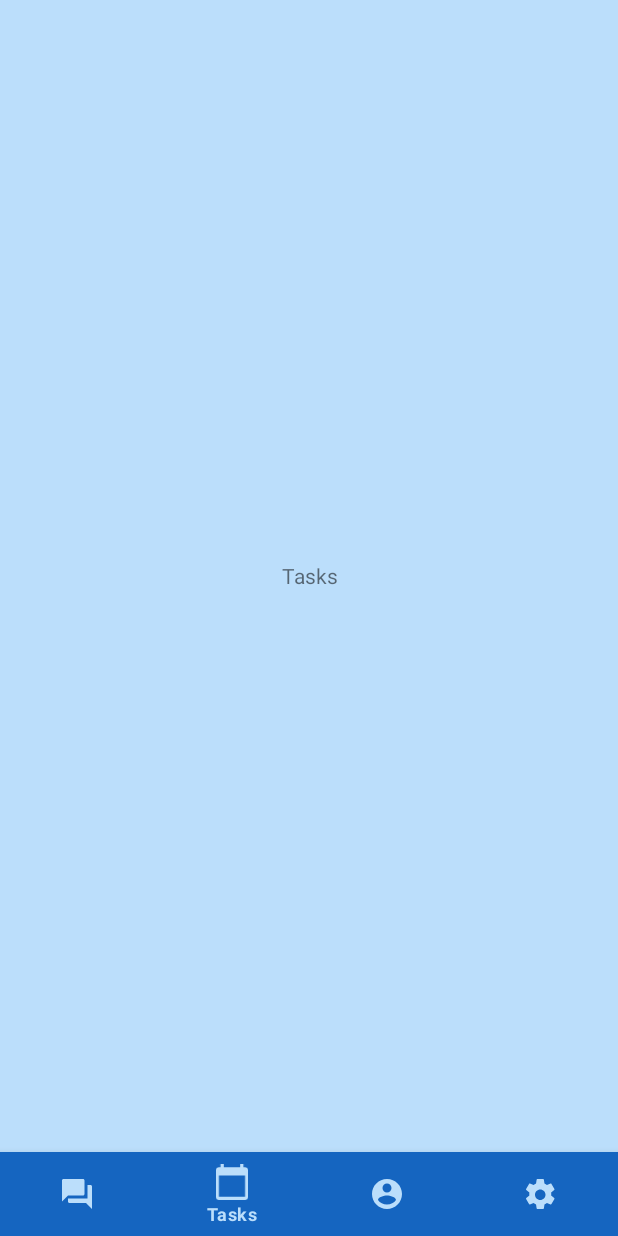
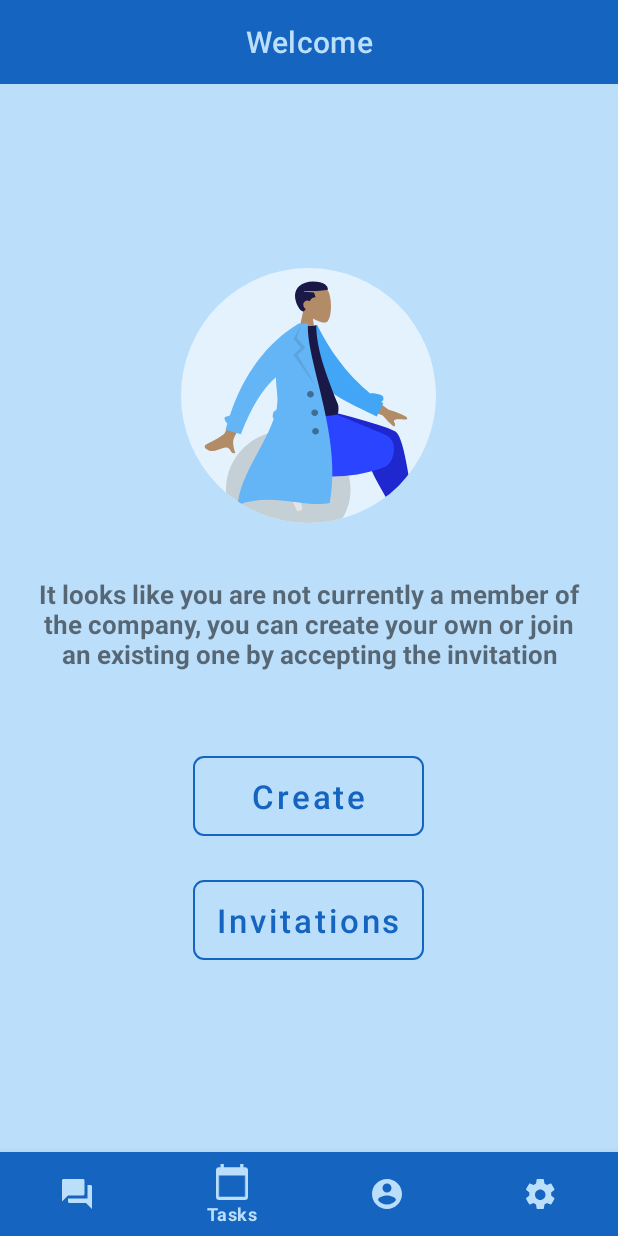
Before and after one commit to TwistRU/WSR_Connect_mobile, an Android app built with Jetpack Compose: the screen it shows after launch (MainActivity), item 2 of the bottom bar chosen, on a phone screen of 412 x 824 dp. Run offline under Robolectric (Android 15) with nearby library versions, the phone set to English and light mode, and no system bars; our stand-ins replace navigation-ui.

Commit message:
Tasks: start screens

```diff
--- /dev/null
+++ b/app/src/main/java/ru/fefu/wsr_connect_mobile/tasks/TasksEmptyFragment.kt
@@ -0,0 +1,23 @@
+package ru.fefu.wsr_connect_mobile.tasks
+
+import android.os.Bundle
+import android.view.View
+import androidx.navigation.fragment.findNavController
+import ru.fefu.wsr_connect_mobile.BaseFragment
+import ru.fefu.wsr_connect_mobile.R
+import ru.fefu.wsr_connect_mobile.databinding.FragmentTasksEmptyBinding
+
+class TasksEmptyFragment : BaseFragment<FragmentTasksEmptyBinding>(R.layout.fragment_tasks_empty) {
+    override fun onViewCreated(view: View, savedInstanceState: Bundle?) {
+        super.onViewCreated(view, savedInstanceState)
+
+        binding.apply {
+            toInvitationsBtn.setOnClickListener {
+                findNavController().navigate(R.id.action_tasksEmptyFragment_to_invitationsFragment)
+            }
+            createCompanyBtn.setOnClickListener {
+                findNavController().navigate(R.id.action_tasksEmptyFragment_to_createCompanyFragment)
+            }
+        }
+    }
+}
--- /dev/null
+++ b/app/src/main/res/layout/fragment_tasks_empty.xml
@@ -0,0 +1,75 @@
+<?xml version="1.0" encoding="utf-8"?>
+<androidx.constraintlayout.widget.ConstraintLayout xmlns:android="http://schemas.android.com/apk/res/android"
+    xmlns:app="http://schemas.android.com/apk/res-auto"
+    xmlns:tools="http://schemas.android.com/tools"
+    android:layout_width="match_parent"
+    android:layout_height="match_parent"
+    tools:context="tasks.TasksEmptyFragment">
+
+    <com.google.android.material.appbar.MaterialToolbar
+        android:id="@+id/toolbar"
+        android:layout_width="match_parent"
+        android:layout_height="wrap_content"
+        android:background="@color/blue_input"
+        app:layout_constraintTop_toTopOf="parent"
+        app:title="@string/welcome"
+        app:titleCentered="true"
+        app:titleTextColor="@color/blue_light" />
+
+    <LinearLayout
+        android:layout_width="match_parent"
+        android:layout_height="wrap_content"
+        android:gravity="center"
+        android:orientation="vertical"
+        app:layout_constraintBottom_toBottomOf="parent"
+        app:layout_constraintTop_toBottomOf="@id/toolbar">
+
+        <ImageView
+            android:layout_width="wrap_content"
+            android:layout_height="wrap_content"
+            android:contentDescription="@string/plug"
+            android:src="@drawable/empty_frame" />
+
+        <TextView
+            android:layout_width="wrap_content"
+            android:layout_height="wrap_content"
+            android:layout_marginHorizontal="25dp"
+            android:layout_marginTop="35dp"
+            android:text="@string/empty_company"
+            android:textAlignment="center"
+            android:textSize="17sp"
+            android:textStyle="bold" />
+
+        <LinearLayout
+            android:layout_width="wrap_content"
+            android:layout_height="wrap_content"
+            android:orientation="vertical">
+
+            <com.google.android.material.button.MaterialButton
+                android:id="@+id/createCompanyBtn"
+                style="@style/Widget.MaterialComponents.Button.OutlinedButton"
+                android:layout_width="match_parent"
+                android:layout_height="wrap_content"
+                android:layout_marginTop="50dp"
+                android:paddingVertical="12dp"
+                android:text="@string/create"
+                android:textColor="@color/blue_input"
+                android:textSize="22sp"
+                app:cornerRadius="7dp"
+                app:strokeColor="@color/blue_input" />
+
+            <com.google.android.material.button.MaterialButton
+                android:id="@+id/toInvitationsBtn"
+                style="@style/Widget.MaterialComponents.Button.OutlinedButton"
+                android:layout_width="match_parent"
+                android:layout_height="wrap_content"
+                android:layout_marginTop="17dp"
+                android:paddingVertical="12dp"
+                android:text="@string/invitations"
+                android:textColor="@color/blue_input"
+                android:textSize="22sp"
+                app:cornerRadius="7dp"
+                app:strokeColor="@color/blue_input" />
+        </LinearLayout>
+    </LinearLayout>
+</androidx.constraintlayout.widget.ConstraintLayout>
--- a/app/src/main/res/navigation/nav_graph_bottom_nav_view.xml
+++ b/app/src/main/res/navigation/nav_graph_bottom_nav_view.xml
@@ -3,7 +3,7 @@
     xmlns:app="http://schemas.android.com/apk/res-auto"
     xmlns:tools="http://schemas.android.com/tools"
     android:id="@+id/nav_graph_bottom_nav_view"
-    app:startDestination="@id/messengerNested">
+    app:startDestination="@id/tasksNested">
 
     <navigation
         android:id="@+id/settingsNested"
@@ -21,7 +21,7 @@
             android:id="@+id/messengerFragment"
             android:name="ru.fefu.wsr_connect_mobile.messenger.MessengerFragment"
             android:label="fragment_messenger"
-            tools:layout="@layout/fragment_messenger" >
+            tools:layout="@layout/fragment_messenger">
             <action
                 android:id="@+id/action_messengerFragment_to_newChatSearchFragment"
                 app:destination="@id/newChatSearchFragment" />
@@ -33,12 +33,12 @@
             android:id="@+id/newChatSearchFragment"
             android:name="ru.fefu.wsr_connect_mobile.messenger.NewChatSearchFragment"
             android:label="fragment_new_chat_search"
-            tools:layout="@layout/fragment_new_chat_search" >
+            tools:layout="@layout/fragment_new_chat_search">
             <action
                 android:id="@+id/action_newChatSearchFragment_to_inChatFragment"
                 app:destination="@id/inChatFragment"
                 app:popUpTo="@id/newChatSearchFragment"
-                app:popUpToInclusive="true"/>
+                app:popUpToInclusive="true" />
         </fragment>
         <fragment
             android:id="@+id/inChatFragment"
@@ -48,12 +48,60 @@
     </navigation>
     <navigation
         android:id="@+id/tasksNested"
-        app:startDestination="@id/tasksFragment">
+        app:startDestination="@id/tasksEmptyFragment">
         <fragment
             android:id="@+id/tasksFragment"
             android:name="ru.fefu.wsr_connect_mobile.tasks.TasksFragment"
             android:label="fragment_tasks"
-            tools:layout="@layout/fragment_tasks" />
+            tools:layout="@layout/fragment_tasks">
+            <action
+                android:id="@+id/action_tasksFragment_to_tasksEmptyFragment"
+                app:destination="@id/tasksEmptyFragment" />
+            <action
+                android:id="@+id/action_tasksFragment_to_tasksBoardsListFragment"
+                app:destination="@id/tasksBoardsListFragment"
+                app:popUpTo="@id/nav_graph_bottom_nav_view"
+                app:popUpToInclusive="true" />
+        </fragment>
+        <fragment
+            android:id="@+id/tasksEmptyFragment"
+            android:name="ru.fefu.wsr_connect_mobile.tasks.TasksEmptyFragment"
+            android:label="fragment_tasks_empty"
+            tools:layout="@layout/fragment_tasks_empty">
+            <action
+                android:id="@+id/action_tasksEmptyFragment_to_invitationsFragment"
+                app:destination="@id/invitationsFragment" />
+            <action
+                android:id="@+id/action_tasksEmptyFragment_to_createCompanyFragment"
+                app:destination="@id/createCompanyFragment" />
+        </fragment>
+        <fragment
+            android:id="@+id/tasksBoardsListFragment"
+            android:name="ru.fefu.wsr_connect_mobile.tasks.TasksBoardsListFragment"
+            android:label="fragment_tasks_boards_list"
+            tools:layout="@layout/fragment_tasks_boards_list" />
+        <fragment
+            android:id="@+id/invitationsFragment"
+            android:name="ru.fefu.wsr_connect_mobile.tasks.InvitationsFragment"
+            android:label="fragment_invitations"
+            tools:layout="@layout/fragment_invitations">
+            <action
+                android:id="@+id/action_invitationsFragment_to_tasksBoardsListFragment"
+                app:destination="@id/tasksBoardsListFragment"
+                app:popUpTo="@id/nav_graph_bottom_nav_view"
+                app:popUpToInclusive="true" />
+        </fragment>
+        <fragment
+            android:id="@+id/createCompanyFragment"
+            android:name="ru.fefu.wsr_connect_mobile.tasks.CreateCompanyFragment"
+            android:label="fragment_create_company"
+            tools:layout="@layout/fragment_create_company">
+            <action
+                android:id="@+id/action_createCompanyFragment_to_tasksBoardsListFragment"
+                app:destination="@id/tasksBoardsListFragment"
+                app:popUpTo="@id/nav_graph_bottom_nav_view"
+                app:popUpToInclusive="true" />
+        </fragment>
     </navigation>
     <navigation
         android:id="@+id/profileNested"
--- a/app/src/main/res/values/strings.xml
+++ b/app/src/main/res/values/strings.xml
@@ -23,4 +23,11 @@
     <string name="search_hint">Search for messages and users</string>
     <string name="empty_frame">So lonely and sad&#8230;\n But lets light up\n this place a bit,\n start a new chat\n with your friend!</string>
     <string name="message">Message</string>
+    <string name="welcome">Welcome</string>
+    <string name="empty_company">It looks like you are not currently  a member of the company, you  can create your own or join an  existing one by accepting the invitation</string>
+    <string name="create">Create</string>
+    <string name="invitations">Invitations</string>
+    <string name="name_of_company">Name of company</string>
+    <string name="creating_company">Creating company</string>
+    <string name="accept">Accept</string>
 </resources>
--- a/app/src/main/res/values/themes.xml
+++ b/app/src/main/res/values/themes.xml
@@ -14,5 +14,7 @@
         <!-- Customize your theme here. -->
         <item name="textAllCaps">false</item>
         <item name="android:windowBackground">@color/blue_light</item>
+        <item name="actionMenuTextColor">@color/blue_light</item>
+        <item name="android:actionMenuTextColor">@color/blue_light</item>
     </style>
 </resources>
```
Also changed, not shown: app/src/main/java/ru/fefu/wsr_connect_mobile/tasks/CreateCompanyFragment.kt (added, +25 -0 lines), app/src/main/java/ru/fefu/wsr_connect_mobile/tasks/InvitationsFragment.kt (added, +36 -0 lines), app/src/main/java/ru/fefu/wsr_connect_mobile/tasks/TasksBoardsListFragment.kt (added, +14 -0 lines), app/src/main/java/ru/fefu/wsr_connect_mobile/tasks/TasksFragment.kt (+16 -1 lines), app/src/main/java/ru/fefu/wsr_connect_mobile/tasks/invitation_list/InvitationItem.kt (added, +10 -0 lines), app/src/main/java/ru/fefu/wsr_connect_mobile/tasks/invitation_list/InvitationListAdapter.kt (added, +79 -0 lines), app/src/main/java/ru/fefu/wsr_connect_mobile/tasks/invitation_list/InvitationsRepository.kt (added, +63 -0 lines), app/src/main/res/layout/fragment_create_company.xml (added, +53 -0 lines), app/src/main/res/layout/fragment_invitations.xml (added, +28 -0 lines), app/src/main/res/layout/fragment_tasks.xml (+14 -7 lines), app/src/main/res/layout/fragment_tasks_boards_list.xml (added, +8 -0 lines), app/src/main/res/layout/item_tasks_invitation.xml (added, +51 -0 lines), app/src/main/res/menu/invitation_list_menu.xml (added, +8 -0 lines).
